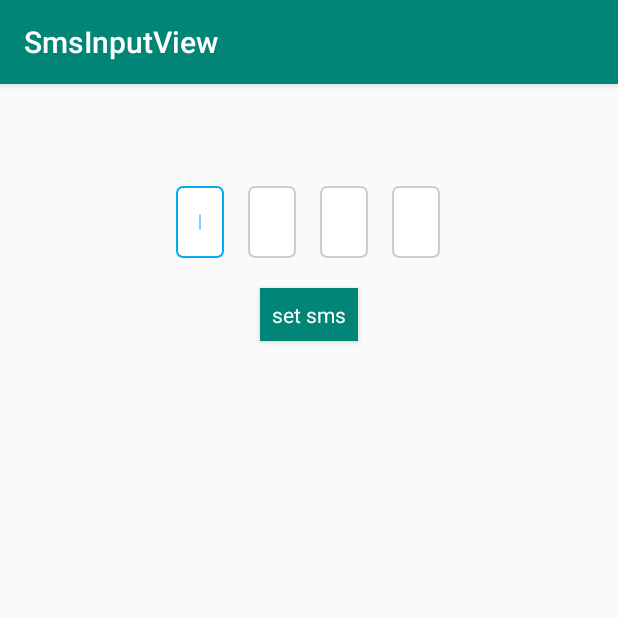
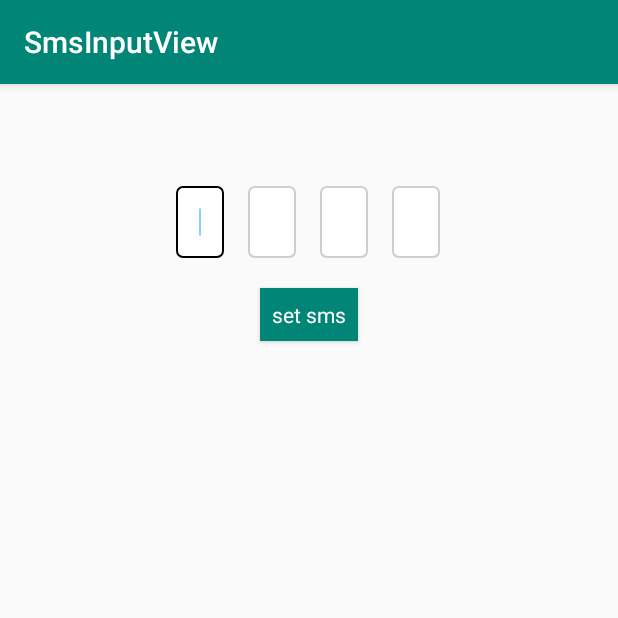
Before and after one commit to dnsfrolov/SmsInputView, an Android app: the screen it shows after launch (MainActivity), after a tap on an icon or button, on a phone screen of 412 x 824 dp, the top half of it. Run offline under Robolectric (Android 15) with nearby library versions, the phone set to English and light mode, and no system bars.

```diff
--- a/app/src/main/java/com/segasunset/testapp/SmsInputView.kt
+++ b/app/src/main/java/com/segasunset/testapp/SmsInputView.kt
@@ -11,7 +11,6 @@ import android.text.Editable
 import android.text.InputType
 import android.text.TextWatcher
 import android.util.AttributeSet
-import android.util.Log
 import android.view.Gravity
 import android.view.inputmethod.InputMethodManager
 import android.widget.EditText
@@ -36,11 +35,11 @@ class SmsInputView @JvmOverloads constructor(
 	private val DENSITY: Int = context.resources.displayMetrics.density.toInt()
 	private val CURSOR_DELAY_IN_MILLIS = 350L
 	@DrawableRes
-	private var backgroundRes = R.drawable.bg_rounded_white
+	private var backgroundRes = R.drawable.bg_rounded_stroke_light_gray
 	@DrawableRes
-	private var backgroundActiveRes = R.drawable.bg_rounded_blue
+	private var backgroundActiveRes = R.drawable.bg_rounded_stroke_black
 	@DrawableRes
-	private var backgroundErrorRes = R.drawable.bg_rounded_red
+	private var backgroundErrorRes = R.drawable.bg_rounded_stroke_red
 	@StyleRes
 	private var txtStyleRes = R.style.TextAppearance_AppCompat_Medium
 
@@ -53,6 +52,7 @@ class SmsInputView @JvmOverloads constructor(
 
 	private var currTextState: TextState = TextState.INACTIVE
 	private var activeTxtView: TextView? = null
+	private var isLastItem: Boolean = false
 	private var isCursorVisible = true
 	private var isCursorActive = true
 
@@ -96,7 +96,7 @@ class SmsInputView @JvmOverloads constructor(
 						updateTextView(currTxtView, TextState.INACTIVE)
 						updateTextView(txtViewList[nextTxtPosition], TextState.ACTIVE)
 					} else {
-						updateTextView(currTxtView, TextState.INACTIVE)
+						updateTextView(currTxtView, TextState.ACTIVE, isLastItem = true)
 					}
 					return
 				}
@@ -118,29 +118,20 @@ class SmsInputView @JvmOverloads constructor(
 		}
 	}
 
-
 	override fun dispatchDraw(canvas: Canvas?) {
 		super.dispatchDraw(canvas)
 		val left = activeTxtView?.left?.toFloat() ?: 0f
 		val right = activeTxtView?.right?.toFloat() ?: 0f
 		val top = activeTxtView?.top?.toFloat() ?: 0f
 		val bottom = activeTxtView?.bottom?.toFloat() ?: 0f
-		Log.d(TAG, "txt left[$left], right[$right], top[$top], bottom[$bottom]")
 
 		val txtSize = activeTxtView?.textSize ?: 0f
-		val bottomLine = bottom - ((bottom - txtSize) / 2)
+		val lastTxtViewWidth = activeTxtView?.paint?.measureText(activeTxtView?.text?.toString())?.toInt() ?: 0
+		val bottomLine = bottom - ((bottom - txtSize) / 2) + top
 		val topLine = bottom - bottomLine + top
-		Log.d(TAG, "txt topLine[$topLine]")
-		Log.d(TAG, "txt bottomLine[$bottomLine]")
-		if (isCursorActive) {
-			canvas?.drawLine(
-				right - (right - left) / 2,
-				topLine,
-				right - (right - left) / 2,
-				bottomLine,
-				cursorPaint
-			)
-		}
+		val lineX = right - ((right - left) / 2) + (lastTxtViewWidth / 2)
+
+		if (isCursorActive) canvas?.drawLine(lineX, topLine, lineX, bottomLine, cursorPaint)
 	}
 
 	private fun initView(context: Context, attrs: AttributeSet?, defStyleAttr: Int) {
@@ -173,7 +164,6 @@ class SmsInputView @JvmOverloads constructor(
 				txtViewList.forEachIndexed { index, textView ->
 					if (index > newTextLength - 1) return@run
 					textView.text = newText[index].toString()
-					if (isLengthEquals) updateTextView(textView, TextState.INACTIVE)
 				}
 			}
 			if (!isLengthEquals) {
@@ -252,16 +242,22 @@ class SmsInputView @JvmOverloads constructor(
 		editText.setSelection(textLength)
 	}
 
-	private fun updateTextView(txtView: TextView, state: TextState, clearValue: Boolean = false) {
+	private fun updateTextView(
+		txtView: TextView,
+		state: TextState,
+		clearValue: Boolean = false,
+		isLastItem: Boolean = false
+	) {
 		lineHandler.removeMessages(0)
+		this.isLastItem = isLastItem
 		activeTxtView = null
 		isCursorActive = false
 		currTextState = state
 		if (clearValue) txtView.text = ""
 		when (currTextState) {
 			TextState.ACTIVE -> {
+				activeTxtView = txtView
 				txtView.setBackgroundResource(backgroundActiveRes)
-				activeTxtView = txtView
 				if (isCursorVisible) {
 					isCursorActive = true
 					lineHandler.postDelayed(object : Runnable {
--- a/app/src/main/res/drawable/bg_rounded_blue.xml
+++ /dev/null
@@ -1,8 +0,0 @@
-<?xml version="1.0" encoding="utf-8"?>
-<shape xmlns:android="http://schemas.android.com/apk/res/android">
-	<solid android:color="#FFFFFF" />
-	<stroke
-		android:width="1dp"
-		android:color="#03A9F4" />
-	<corners android:radius="4dp" />
-</shape>
--- /dev/null
+++ b/app/src/main/res/drawable/bg_rounded_stroke_black.xml
@@ -0,0 +1,8 @@
+<?xml version="1.0" encoding="utf-8"?>
+<shape xmlns:android="http://schemas.android.com/apk/res/android">
+	<solid android:color="#FFFFFF" />
+	<stroke
+		android:width="1dp"
+		android:color="#000000" />
+	<corners android:radius="4dp" />
+</shape>
```
Also changed, not shown: app/src/main/res/drawable/bg_rounded_stroke_light_gray.xml (renamed from app/src/main/res/drawable/bg_rounded_white.xml), app/src/main/res/drawable/bg_rounded_stroke_red.xml (renamed from app/src/main/res/drawable/bg_rounded_red.xml).
